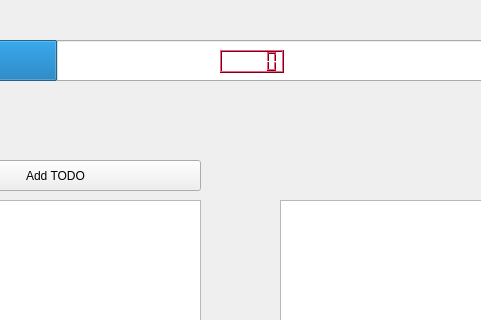
This is src/gui/ui/mainwindow.ui in ravenvz/SprintTimer as Qt 5 draws it before an edit; both pictures show x 140 to 621 and y 0 to 320 of the 816 by 707 pixel window. The edited form follows.
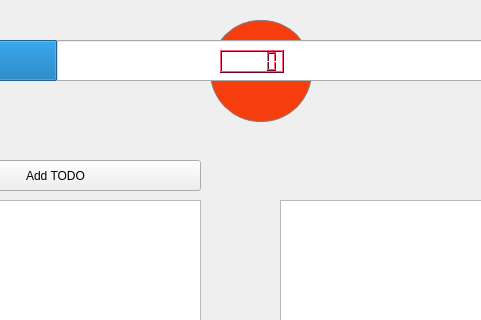
This is the edited form. Icons and pictures are not drawn.

Commit message: Add css style to start button

Diff of the .ui file:
```diff
--- a/src/gui/ui/mainwindow.ui
+++ b/src/gui/ui/mainwindow.ui
@@ -34,14 +34,207 @@
    <widget class="QPushButton" name="btnStart">
     <property name="geometry">
      <rect>
-      <x>220</x>
-      <y>40</y>
-      <width>321</width>
-      <height>41</height>
+      <x>350</x>
+      <y>20</y>
+      <width>102</width>
+      <height>102</height>
      </rect>
     </property>
+    <property name="palette">
+     <palette>
+      <active>
+       <colorrole role="WindowText">
+        <brush brushstyle="SolidPattern">
+         <color alpha="255">
+          <red>255</red>
+          <green>255</green>
+          <blue>255</blue>
+         </color>
+        </brush>
+       </colorrole>
+       <colorrole role="Button">
+        <brush brushstyle="SolidPattern">
+         <color alpha="255">
+          <red>245</red>
+          <green>61</green>
+          <blue>13</blue>
+         </color>
+        </brush>
+       </colorrole>
+       <colorrole role="Text">
+        <brush brushstyle="SolidPattern">
+         <color alpha="255">
+          <red>255</red>
+          <green>255</green>
+          <blue>255</blue>
+         </color>
+        </brush>
+       </colorrole>
+       <colorrole role="ButtonText">
+        <brush brushstyle="SolidPattern">
+         <color alpha="255">
+          <red>255</red>
+          <green>255</green>
+          <blue>255</blue>
+         </color>
+        </brush>
+       </colorrole>
+       <colorrole role="Base">
+        <brush brushstyle="SolidPattern">
+         <color alpha="255">
+          <red>245</red>
+          <green>61</green>
+          <blue>13</blue>
+         </color>
+        </brush>
+       </colorrole>
+       <colorrole role="Window">
+        <brush brushstyle="SolidPattern">
+         <color alpha="255">
+          <red>245</red>
+          <green>61</green>
+          <blue>13</blue>
+         </color>
+        </brush>
+       </colorrole>
+      </active>
+      <inactive>
+       <colorrole role="WindowText">
+        <brush brushstyle="SolidPattern">
+         <color alpha="255">
+          <red>255</red>
+          <green>255</green>
+          <blue>255</blue>
+         </color>
+        </brush>
+       </colorrole>
+       <colorrole role="Button">
+        <brush brushstyle="SolidPattern">
+         <color alpha="255">
+          <red>245</red>
+          <green>61</green>
+          <blue>13</blue>
+         </color>
+        </brush>
+       </colorrole>
+       <colorrole role="Text">
+        <brush brushstyle="SolidPattern">
+         <color alpha="255">
+          <red>255</red>
+          <green>255</green>
+          <blue>255</blue>
+         </color>
+        </brush>
+       </colorrole>
+       <colorrole role="ButtonText">
+        <brush brushstyle="SolidPattern">
+         <color alpha="255">
+          <red>255</red>
+          <green>255</green>
+          <blue>255</blue>
+         </color>
+        </brush>
+       </colorrole>
+       <colorrole role="Base">
+        <brush brushstyle="SolidPattern">
+         <color alpha="255">
+          <red>245</red>
+          <green>61</green>
+          <blue>13</blue>
+         </color>
+        </brush>
+       </colorrole>
+       <colorrole role="Window">
+        <brush brushstyle="SolidPattern">
+         <color alpha="255">
+          <red>245</red>
+          <green>61</green>
+          <blue>13</blue>
+         </color>
+        </brush>
+       </colorrole>
+      </inactive>
+      <disabled>
+       <colorrole role="WindowText">
+        <brush brushstyle="SolidPattern">
+         <color alpha="255">
+          <red>255</red>
+          <green>255</green>
+          <blue>255</blue>
+         </color>
+        </brush>
+       </colorrole>
+       <colorrole role="Button">
+        <brush brushstyle="SolidPattern">
+         <color alpha="255">
+          <red>245</red>
+          <green>61</green>
+          <blue>13</blue>
+         </color>
+        </brush>
+       </colorrole>
+       <colorrole role="Text">
+        <brush brushstyle="SolidPattern">
+         <color alpha="255">
+          <red>255</red>
+          <green>255</green>
+          <blue>255</blue>
+         </color>
+        </brush>
+       </colorrole>
+       <colorrole role="ButtonText">
+        <brush brushstyle="SolidPattern">
+         <color alpha="255">
+          <red>255</red>
+          <green>255</green>
+          <blue>255</blue>
+         </color>
+        </brush>
+       </colorrole>
+       <colorrole role="Base">
+        <brush brushstyle="SolidPattern">
+         <color alpha="255">
+          <red>245</red>
+          <green>61</green>
+          <blue>13</blue>
+         </color>
+        </brush>
+       </colorrole>
+       <colorrole role="Window">
+        <brush brushstyle="SolidPattern">
+         <color alpha="255">
+          <red>245</red>
+          <green>61</green>
+          <blue>13</blue>
+         </color>
+        </brush>
+       </colorrole>
+      </disabled>
+     </palette>
+    </property>
+    <property name="font">
+     <font>
+      <family>Oxygen-Sans</family>
+      <pointsize>18</pointsize>
+      <weight>75</weight>
+      <bold>true</bold>
+     </font>
+    </property>
+    <property name="styleSheet">
+     <string notr="true">background-color: rgb(245, 61, 13);
+border-style: solid;
+border-width:1px;
+border-radius:50px;
+border-color: grey;
+max-width:100px;
+max-height:100px;
+min-width:100px;
+min-height:100px;
+color: white;
+</string>
+    </property>
     <property name="text">
-     <string>Start Pomodoro</string>
+     <string>Start</string>
     </property>
    </widget>
    <widget class="QPushButton" name="btnCancel">
```
Left out of the diff: 3 changed lines with no effect on the pictures. The commit also changes 1 other file.
